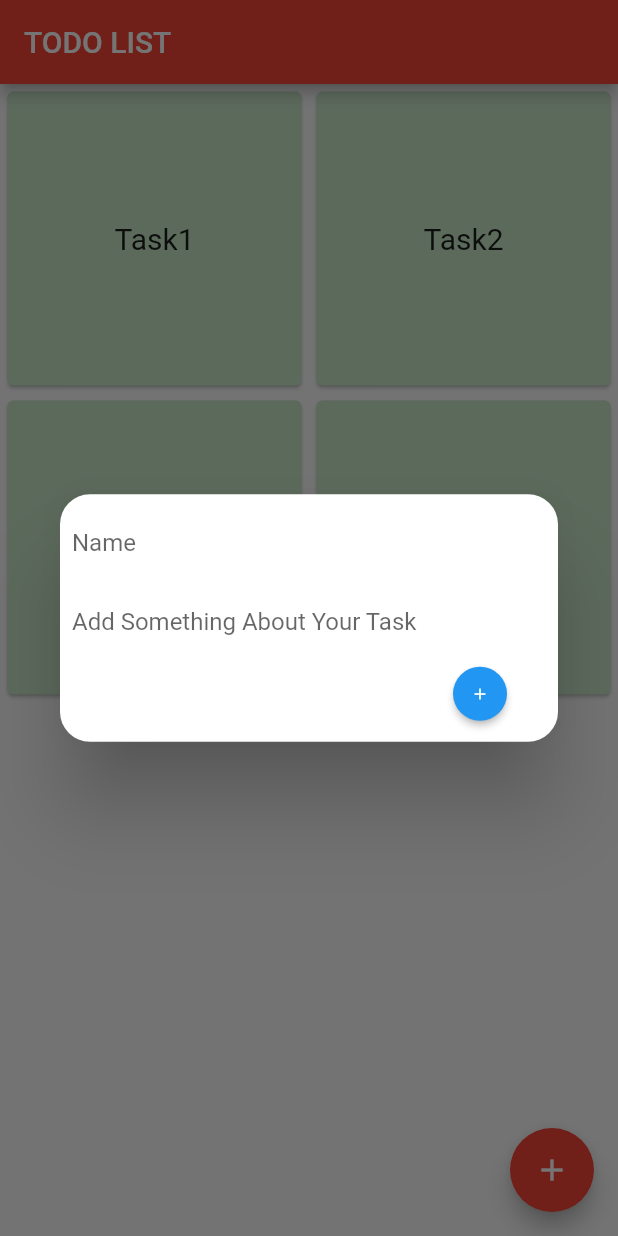
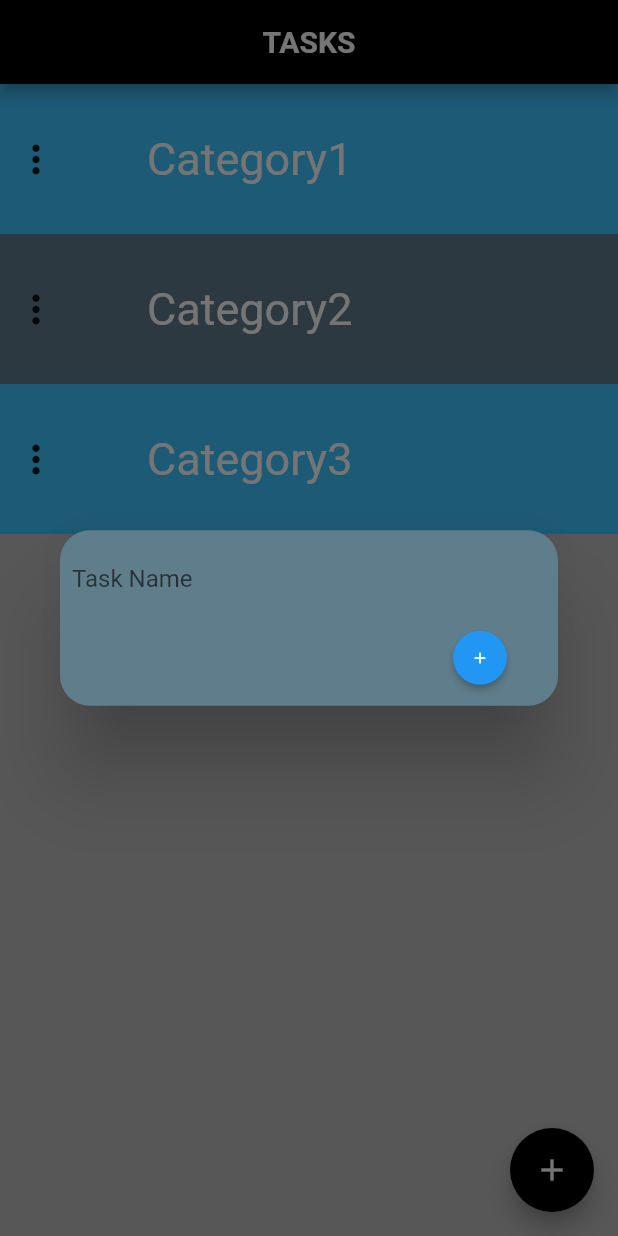
Before and after one commit to anshumyname/Notemaker, a Flutter app: the screen it shows after launch, after a tap on the "add" icon, on a phone screen of 412 x 824 dp. Run offline on Flutter 3.47's test engine with Material 2 defaults, Android fonts, the phone set to English and light mode, and no system bars.

Commit message:
added-category

```diff
--- a/lib/database/listoftasks.dart
+++ b/lib/database/listoftasks.dart
@@ -1,6 +1,7 @@
 import 'package:tasklist/taskdetails/taskdetails.dart';
 
 class Tlist {
+  String info="Not assigned";
   List<Taske> tasks = [
     Taske("Task1", "Many work to be done "),
     Taske("Task2",
@@ -14,6 +15,18 @@ class Tlist {
   }
 }
 
-Tlist tasks= Tlist();
+Tlist tasks1= Tlist();
+Tlist tasks2= Tlist();
+Tlist tasks3= Tlist();
+List<Tlist> tasklist= [tasks1, tasks2 ,tasks3];
 
-  List<int> numbers=[2,1,4,3,7,8,1,8,2,22];
+class Catlist {
+  List<String> cats=[
+    'Category1',
+    'Category2',
+    'Category3',
+  ];
+
+}
+
+Catlist ct= Catlist();
--- a/lib/main.dart
+++ b/lib/main.dart
@@ -1,8 +1,9 @@
 import 'package:flutter/material.dart';
+import 'package:tasklist/screens/category.dart';
 import 'package:tasklist/screens/task.dart';
 void main() {
   runApp(MaterialApp(
-      home: Task())
+      home: Category())
   )
   ;
 }
--- /dev/null
+++ b/lib/screens/category.dart
@@ -0,0 +1,176 @@
+import 'package:flutter/cupertino.dart';
+import 'package:flutter/material.dart';
+import 'package:flutter/rendering.dart';
+import 'package:tasklist/database/listoftasks.dart';
+import 'package:tasklist/screens/task.dart';
+
+class Category extends StatefulWidget {
+
+  @override
+  _CategoryState createState() => _CategoryState();
+}
+
+class _CategoryState extends State<Category> {
+  @override
+  Widget build(BuildContext context) {
+    final heading = TextEditingController();
+    final textall=  TextEditingController();
+
+    return Scaffold(
+      appBar: AppBar(
+        backgroundColor: Colors.black,
+        title: Center(
+          child: Text(
+            'TASKS',
+            style: TextStyle(fontWeight: FontWeight.bold,fontSize: 20,color: Colors.white),
+          ),
+        ),
+      ),
+      backgroundColor: Colors.grey[400],
+      body: ListView.builder(
+        itemCount: ct.cats.length,
+        itemBuilder: (context,int index){
+           dynamic tk = <Widget>[];
+          for(var i=0;i<ct.cats.length;i++){
+            tk.add(new Task(tid: i));
+          }
+          return InkWell(
+            onTap: (){
+              Navigator.push(
+                context,
+                MaterialPageRoute(builder: (context)=> tk[index]),
+              );
+            },
+            child: Container(
+              height: 100,
+              width: MediaQuery.of(context).size.width,
+              decoration: BoxDecoration(
+                  color: index%2==0?Colors.lightBlueAccent:Colors.blueGrey
+              ),
+              child: Row(
+                mainAxisAlignment: MainAxisAlignment.start,
+                crossAxisAlignment: CrossAxisAlignment.start,
+                children: <Widget>[
+                  Center(
+                    child: IconButton(
+                      onPressed: (){
+                        showDialog(
+                            context: context,
+                          builder: (BuildContext context){
+                            return Dialog(
+                              backgroundColor: Colors.white12,
+                              child: ListView(
+                                shrinkWrap: true,
+                                children: <Widget>[
+
+                                  Column(
+                                    mainAxisAlignment: MainAxisAlignment.center,
+                                    children: <Widget>[
+                                      Text('Details', style: TextStyle(fontSize: 20,fontWeight: FontWeight.bold,color: Colors.cyanAccent),),
+                                      SizedBox(height: 5,width:5),
+                                      Text('Category Name : ${ct.cats[index]}',style: TextStyle(fontSize: 15,fontWeight: FontWeight.bold,color: Colors.white)),
+                                      SizedBox(height: 5,width:5),
+                                      Text('Total Items : ${tasklist[index].tasks.length}',style: TextStyle(fontSize: 15,fontWeight: FontWeight.bold,color: Colors.white)),
+                                      SizedBox(height: 5,width:5),
+                                      Text('Created on : ${tasklist[index].info}',style:TextStyle(fontSize: 15,fontWeight: FontWeight.bold,color: Colors.white) ),
+                                    ],
+                                  ),
+                                ],
+                              ),
+                            );
+                          }
+                        );
+                      },
+                      icon: Icon(Icons.more_vert),
+                      iconSize: 30,
+                    ),
+                  ),
+                  SizedBox(height: 100, width: 50),
+                  Center(
+                    child: Text(
+                        ct.cats[index],
+                        style: TextStyle(fontSize: 30,color: Colors.white ),
+                    ),
+                  ),
+
+
+                ],
+              ),
+            ),
+          );
+        },
+      ),
+      floatingActionButton: FloatingActionButton(
+        tooltip: 'Add a New Task',
+        onPressed: (){
+
+          showDialog(
+              context: context,
+              builder: (BuildContext context) {
+                return Dialog(
+                  backgroundColor: Colors.blueGrey,
+                  shape: RoundedRectangleBorder(
+                      borderRadius:
+                      BorderRadius.circular(20.0)), //this right here
+                  child: Padding(
+                    padding: const EdgeInsets.all(8.0),
+                    child: ListView(
+                      shrinkWrap: true,
+                      children: [
+//                       padding: EdgeInsets.fromLTRB(12, 5, 12, 5),
+                        Column(
+                            mainAxisAlignment: MainAxisAlignment.center,
+                            crossAxisAlignment: CrossAxisAlignment.start,
+                            children: [
+                              TextField(
+                                cursorColor: Colors.yellow,
+                                controller: heading,
+                                style: TextStyle(
+                                    color: Colors.white
+                                ),
+                                decoration: InputDecoration(
+                                    fillColor: Colors.red,
+                                    border: InputBorder.none,
+                                    hintText: 'Task Name '),
+                              ),
+                            ]),
+                        SizedBox(height: 5,width: 5,),
+                        Row(
+                          mainAxisAlignment: MainAxisAlignment.end,
+                          children: <Widget>[
+                            MaterialButton(
+                              onPressed: () {
+                                DateTime d= (new DateTime.now());
+                                String dtime= d.toString();
+                                Tlist tk= new Tlist();
+                                tk.info=dtime.substring(0,16);
+                                ct.cats.add(heading.text);
+                                tasklist.add(tk);
+                                Navigator.pop(context);
+                                setState(() {});
+
+                              },
+                              color: Colors.blue,
+                              textColor: Colors.white,
+                              child: Icon(
+                                Icons.add,
+                                size: 12,
+                              ),
+                              padding: EdgeInsets.all(6),
+                              shape: CircleBorder(),
+                            ),
+                          ],
+                        )
+                      ],
+                    ),
+                  ),
+
+                );
+              });
+        },
+        backgroundColor: Colors.black,
+        child: Icon(Icons.add),
+      ),
+    );
+  }
+}
--- a/lib/screens/task.dart
+++ b/lib/screens/task.dart
@@ -4,6 +4,8 @@ import 'package:tasklist/screens/taskcard.dart';
 import 'package:tasklist/taskdetails/taskdetails.dart';
 
 class Task extends StatefulWidget {
+  int tid;
+  Task({this.tid});
   @override
   _TaskState createState() => _TaskState();
 }
@@ -15,29 +17,32 @@ class _TaskState extends State<Task> {
     final heading = TextEditingController();
     final textall=  TextEditingController();
 
+
     return Scaffold(
       appBar: AppBar(
-          title: Text('TODO LIST'),
-        backgroundColor: Colors.red,
+          title: Text('Todo List',textAlign: TextAlign.center,),
+        backgroundColor: Colors.black,
       ),
       body: GridView.builder(
         gridDelegate: SliverGridDelegateWithFixedCrossAxisCount(
             crossAxisCount: 2),
-        itemCount: tasks.tasks.length,
+        itemCount: tasklist[widget.tid].tasks.length,
         itemBuilder :((context, int index){
 
-            Taske t= tasks.tasks.elementAt(index);
+            Taske t= tasklist[widget.tid].tasks.elementAt(index);
 
             TaskCard tx= TaskCard(
                oncall: ()=> setState((){}),
                 head: t.head,
                 details: t.details,
                 id: index,
+                tid: widget.tid,
                 context: context
             );
             return tx;
           })
       ),
+       backgroundColor: Colors.grey,
        floatingActionButton: FloatingActionButton(
          tooltip: 'Add a New Task',
          onPressed: (){
@@ -46,6 +51,7 @@ class _TaskState extends State<Task> {
                context: context,
                builder: (BuildContext context) {
                  return Dialog(
+                   backgroundColor: Colors.blueGrey,
                    shape: RoundedRectangleBorder(
                        borderRadius:
                        BorderRadius.circular(20.0)), //this right here
@@ -60,15 +66,24 @@ class _TaskState extends State<Task> {
                            crossAxisAlignment: CrossAxisAlignment.start,
                            children: [
                              TextField(
+                               cursorColor: Colors.yellow,
                                controller: heading,
+                               style: TextStyle(
+                                 color: Colors.white
+                               ),
                                decoration: InputDecoration(
+                                   fillColor: Colors.red,
                                    border: InputBorder.none,
-                                   hintText: 'Name '),
+                                   hintText: 'Task Name '),
                              ),
                             ]),
                          SizedBox(height: 5,width: 5,),
                          TextField(
-
+                           cursorColor: Colors.yellow,
+                           style: TextStyle(
+                               color: Colors.white
+                           ),
+                           maxLines: null,
                            controller: textall,
                            decoration: InputDecoration(
                                border: InputBorder.none,
@@ -80,7 +95,7 @@ class _TaskState extends State<Task> {
                                  MaterialButton(
                                    onPressed: () {
                                      Taske t= Taske(heading.text,textall.text);
-                                       tasks.tasks.add(t);
+                                     tasklist[widget.tid].tasks.add(t);
                                      Navigator.pop(context);
                                      setState(() {});
 
@@ -103,7 +118,7 @@ class _TaskState extends State<Task> {
                    );
                });
          },
-         backgroundColor: Colors.red,
+         backgroundColor: Colors.black,
         child: Icon(Icons.add),
        ),
     );
--- a/lib/taskdetails/taskdetails.dart
+++ b/lib/taskdetails/taskdetails.dart
@@ -7,4 +7,3 @@ class Taske {
   }
 
 }
-Taske t= Taske("Task1","Many work to be done ");
--- a/pubspec.yaml
+++ b/pubspec.yaml
@@ -23,6 +23,8 @@ environment:
 dependencies:
   flutter:
     sdk: flutter
+  flutter_slidable: ^0.5.4
+
 
 
   # The following adds the Cupertino Icons font to your application.
```
Also changed, not shown: lib/screens/taskcard.dart (+9 -6 lines), lib/test.dart (deleted, +0 -8 lines), pubspec.lock.
